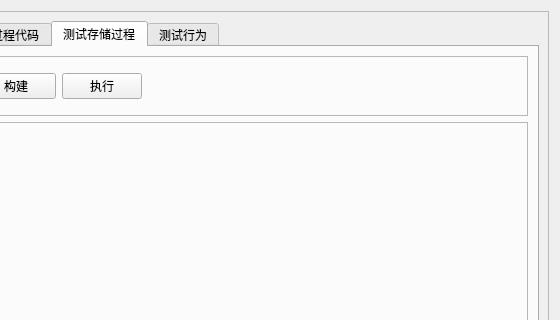
Old version of the form Sajet/tgsgroup.ui in the repository Varlike0013/OracleQtMES; both pictures show x 422 to 982 and y 0 to 320 of the 982 by 620 pixel window.
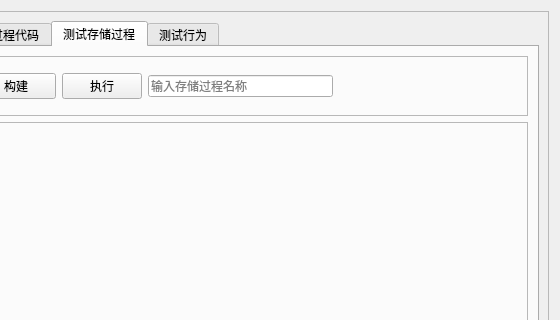
New version of the form. The open tabs and pages were chosen to show the change.

```diff
--- a/Sajet/tgsgroup.ui
+++ b/Sajet/tgsgroup.ui
@@ -203,6 +203,13 @@
                  </property>
                 </widget>
                </item>
+               <item>
+                <widget class="QLineEdit" name="lineEditProc">
+                 <property name="placeholderText">
+                  <string>输入存储过程名称</string>
+                 </property>
+                </widget>
+               </item>
                <item>
                 <spacer name="horizontalSpacer_3">
                  <property name="orientation">
```
